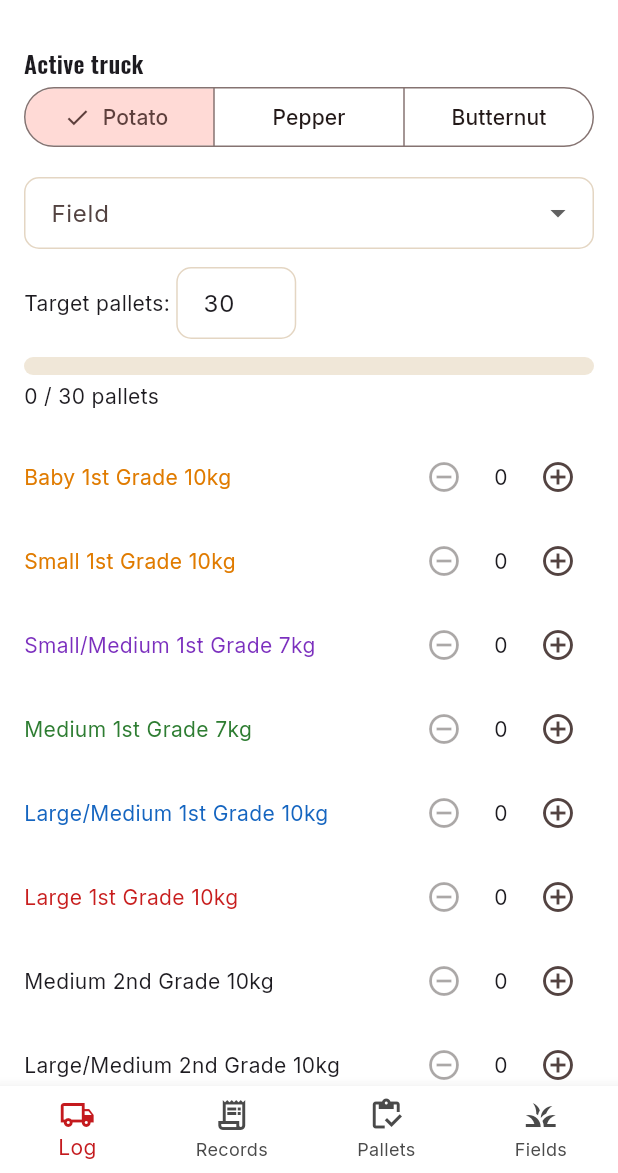
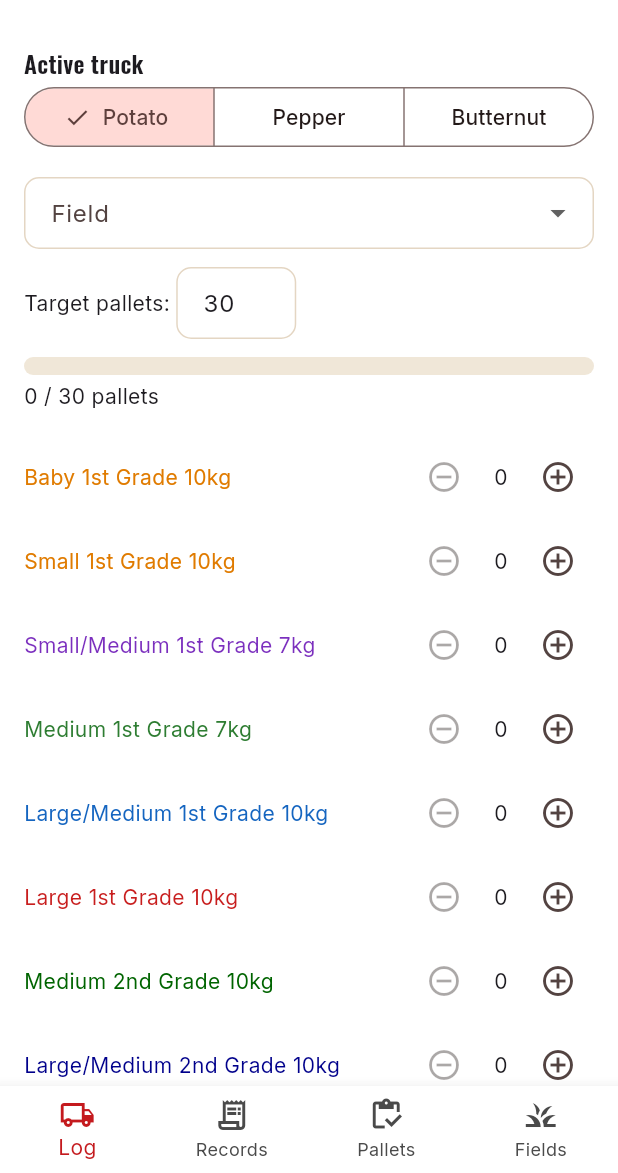
Before and after one commit to DFourie87/Nanini, a Flutter app: the DeliveryHomeScreen screen opened directly, on a phone screen of 412 x 824 dp, the part 63-1236 px from its top. Run offline on Flutter 3.47's test engine with Material 3 defaults, Android fonts, the phone set to English and light mode, and no system bars; our stand-ins replace csv, fl_chart, flutter_map, google_fonts, latlong2, pdf and 4 more; accounts and stored records are empty.

Commit message:
Color 2nd grade potato labels, make pallet bar reflect the loaded mix
2nd grade sizes get their own colors now (Medium: dark green,
Large/Medium: dark blue, Large: maroon) and are labeled like 1st
grade already was. The target progress bar is no longer a flat green/
red fill -- it's built from one segment per pallet size actually
loaded, sized by count and colored to match that size's label, with
grey filling whatever's left to reach the target (mixed pallets get
one muted segment each).

Co-Authored-By: Claude Sonnet 5 <noreply@anthropic.com>
Claude-Session: https://claude.ai/code/session_0154FLxM7bQ7qjn16GE6RHFv

```diff
--- a/nanini_app/lib/features/delivery/delivery_log_screen.dart
+++ b/nanini_app/lib/features/delivery/delivery_log_screen.dart
@@ -59,7 +59,6 @@ class _DeliveryLogScreenState extends State<DeliveryLogScreen> {
   }
 
   Widget _potatoSection() {
-    final progress = truck.target > 0 ? (truck.totalPallets / truck.target).clamp(0, 1.5) : 0.0;
     return Column(
       crossAxisAlignment: CrossAxisAlignment.start,
       children: [
@@ -85,15 +84,7 @@ class _DeliveryLogScreenState extends State<DeliveryLogScreen> {
           ],
         ),
         const SizedBox(height: 12),
-        ClipRRect(
-          borderRadius: BorderRadius.circular(8),
-          child: LinearProgressIndicator(
-            value: progress > 1 ? 1 : progress.toDouble(),
-            minHeight: 12,
-            backgroundColor: NaniniColors.disabledBg,
-            color: truck.totalPallets > truck.target ? NaniniColors.rustDark : NaniniColors.green,
-          ),
-        ),
+        _palletProgressBar(),
         const SizedBox(height: 4),
         Text('${truck.totalPallets} / ${truck.target} pallets'),
         const SizedBox(height: 16),
@@ -102,7 +93,7 @@ class _DeliveryLogScreenState extends State<DeliveryLogScreen> {
             s.label,
             truck.pallets[s.key] ?? 0,
             (v) => setState(() => truck.pallets[s.key] = v),
-            labelColor: s.grade == 'g1' ? Color(s.color) : null,
+            labelColor: Color(s.color),
           ),
         const SizedBox(height: 12),
         OutlinedButton.icon(
@@ -118,6 +109,32 @@ class _DeliveryLogScreenState extends State<DeliveryLogScreen> {
             trailing: IconButton(icon: const Icon(Icons.delete_outline), onPressed: () => setState(() => truck.mixedPallets.removeAt(i))),
           ),
       ],
+    );
+  }
+
+  /// A bar built from one colored segment per pallet size actually loaded
+  /// (width proportional to its count, same color as its label), plus a
+  /// grey segment for whatever's still needed to reach the target.
+  Widget _palletProgressBar() {
+    final target = truck.target > 0 ? truck.target : 1;
+    final segments = <(Color, int)>[
+      for (final s in kPalletSizes)
+        if ((truck.pallets[s.key] ?? 0) > 0) (Color(s.color), truck.pallets[s.key]!),
+      if (truck.mixedPallets.isNotEmpty) (NaniniColors.muted, truck.mixedPallets.length),
+    ];
+    final remaining = target - truck.totalPallets;
+
+    return ClipRRect(
+      borderRadius: BorderRadius.circular(8),
+      child: SizedBox(
+        height: 12,
+        child: Row(
+          children: [
+            for (final seg in segments) Expanded(flex: seg.$2, child: Container(color: seg.$1)),
+            if (remaining > 0) Expanded(flex: remaining, child: Container(color: NaniniColors.disabledBg)),
+          ],
+        ),
+      ),
     );
   }
 
--- a/nanini_app/lib/features/delivery/delivery_models.dart
+++ b/nanini_app/lib/features/delivery/delivery_models.dart
@@ -14,9 +14,9 @@ const kPalletSizes = <PalletSize>[
   PalletSize('med7', 'Medium 1st Grade 7kg', 0xFF2E7D32, 'g1', 144),
   PalletSize('largemed10', 'Large/Medium 1st Grade 10kg', 0xFF1565C0, 'g1', 110),
   PalletSize('large10', 'Large 1st Grade 10kg', 0xFFC81E1E, 'g1', 110),
-  PalletSize('med10g2', 'Medium 2nd Grade 10kg', 0xFF6B7A4F, 'g2', 110),
-  PalletSize('largemed10g2', 'Large/Medium 2nd Grade 10kg', 0xFF6E5A4A, 'g2', 110),
-  PalletSize('large10g2', 'Large 2nd Grade 10kg', 0xFFA0522D, 'g2', 110),
+  PalletSize('med10g2', 'Medium 2nd Grade 10kg', 0xFF006400, 'g2', 110),
+  PalletSize('largemed10g2', 'Large/Medium 2nd Grade 10kg', 0xFF00008B, 'g2', 110),
+  PalletSize('large10g2', 'Large 2nd Grade 10kg', 0xFF800000, 'g2', 110),
 ];
 
 const kFieldNames = ['Field 1', 'Field 2', 'Field 3', 'Field 4', 'Field 5', 'Field 6', 'Field 7', 'Field 8'];
```
